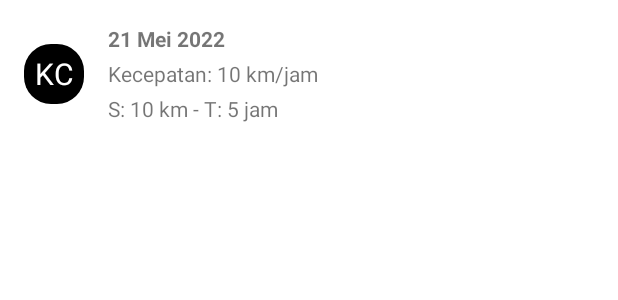
After one commit to amandaputri/HitungKecepatam, an Android app: the layout item_histori.xml on its own in the app's theme, with its tools: preview values and no code run, on a phone screen of 412 x 824 dp. The commit adds this screen. Shown: the top 300 px of the screen. Run offline under Robolectric (Android 15) with nearby library versions, the phone set to English and light mode, and no system bars; Roboto replaces fonts that are not available here.

Commit message:
Menampilkan data dalam bentuk list

```diff
--- a/app/src/main/java/org/d3if2036/hitungkecepatan/model/HistoriViewModel.kt
+++ b/app/src/main/java/org/d3if2036/hitungkecepatan/ui/histori/HistoriViewModel.kt
@@ -1,4 +1,4 @@
-package org.d3if2036.hitungkecepatan.model
+package org.d3if2036.hitungkecepatan.ui.histori
 
 import androidx.lifecycle.ViewModel
 import org.d3if2036.hitungkecepatan.db.KecepatanDao
--- a/app/src/main/java/org/d3if2036/hitungkecepatan/ui/histori/HistoriViewModelFactory.kt
+++ b/app/src/main/java/org/d3if2036/hitungkecepatan/ui/histori/HistoriViewModelFactory.kt
@@ -3,7 +3,6 @@ package org.d3if2036.hitungkecepatan.ui.histori
 import androidx.lifecycle.ViewModel
 import androidx.lifecycle.ViewModelProvider
 import org.d3if2036.hitungkecepatan.db.KecepatanDao
-import org.d3if2036.hitungkecepatan.model.HistoriViewModel
 import java.lang.IllegalArgumentException
 
 class HistoriViewModelFactory(
--- /dev/null
+++ b/app/src/main/res/drawable/circle_background.xml
@@ -0,0 +1,9 @@
+<?xml version="1.0" encoding="utf-8"?>
+<shape xmlns:android="http://schemas.android.com/apk/res/android">
+    android:shape="oval">
+    <solid android:color="@color/black" />
+    <size
+        android:width="36dp"
+        android:height="36dp" />
+    <corners android:radius="18dp" />
+</shape>
--- /dev/null
+++ b/app/src/main/res/layout/item_histori.xml
@@ -0,0 +1,52 @@
+<?xml version="1.0" encoding="utf-8"?>
+<androidx.constraintlayout.widget.ConstraintLayout
+    xmlns:android="http://schemas.android.com/apk/res/android"
+    xmlns:app="http://schemas.android.com/apk/res-auto"
+    xmlns:tools="http://schemas.android.com/tools"
+    android:layout_width="match_parent"
+    android:layout_height="wrap_content">
+    <TextView
+        android:id="@+id/tanggal"
+        android:layout_width="wrap_content"
+        android:layout_height="wrap_content"
+        android:layout_marginStart="16dp"
+        android:layout_marginTop="16dp"
+        android:textStyle="bold"
+        app:layout_constraintStart_toEndOf="@+id/gambar"
+        app:layout_constraintTop_toTopOf="parent"
+        tools:text="21 Mei 2022" />
+    <TextView
+        android:id="@+id/gambar"
+        android:layout_width="40dp"
+        android:layout_height="40dp"
+        android:layout_marginStart="16dp"
+        android:layout_marginTop="8dp"
+        android:layout_marginBottom="8dp"
+        android:background="@drawable/circle_background"
+        android:gravity="center"
+        android:textColor="@color/white"
+        android:textSize="20sp"
+        app:layout_constraintBottom_toBottomOf="parent"
+        app:layout_constraintStart_toStartOf="parent"
+        app:layout_constraintTop_toTopOf="parent"
+        android:text="KC" />
+    <TextView
+        android:id="@+id/kecepatan"
+        android:layout_width="wrap_content"
+        android:layout_height="wrap_content"
+        android:layout_marginTop="4dp"
+        app:layout_constraintStart_toStartOf="@+id/tanggal"
+        app:layout_constraintTop_toBottomOf="@+id/tanggal"
+        tools:text="Kecepatan: 10 km/jam" />
+    <TextView
+        android:id="@+id/dataTextView"
+        android:layout_width="0dp"
+        android:layout_height="wrap_content"
+        android:layout_marginTop="4dp"
+        android:layout_marginBottom="16dp"
+        app:layout_constraintBottom_toBottomOf="parent"
+        app:layout_constraintHorizontal_chainStyle="spread"
+        app:layout_constraintStart_toStartOf="@+id/tanggal"
+        app:layout_constraintTop_toBottomOf="@+id/kecepatan"
+        tools:text="S: 10 km - T: 5 jam" />
+</androidx.constraintlayout.widget.ConstraintLayout>
--- a/app/src/main/res/values/strings.xml
+++ b/app/src/main/res/values/strings.xml
@@ -16,4 +16,10 @@
     <string name="bagikantemp">Jarak : %1$s km\nWaktu : %2$s jam\n\nHasil Kecepatan\n%3$s</string>
     <string name="belum_ada_data">Belum ada data</string>
     <string name="histori">Histori</string>
+    <string name="hasil_x">Hasil Kecepatan: %1$.0f km/jam </string>
+    <string name="data_x">S: %1$.0f km - T: %2$.0f jam</string>
+    <string name="hapus_histori">Hapus Histori</string>
+    <string name="konfirmasi_hapus">Apakah Anda Ingin Menghapus Semua Histori?</string>
+    <string name="hapus">Hapus</string>
+    <string name="batal">Batal</string>
 </resources>
```
Also changed, not shown: app/src/main/java/org/d3if2036/hitungkecepatan/model/HitungKecepatan.kt (added, +8 -0 lines), app/src/main/java/org/d3if2036/hitungkecepatan/ui/histori/HistoriAdapter.kt (added, +66 -0 lines), app/src/main/java/org/d3if2036/hitungkecepatan/ui/histori/HistoriFragment.kt (+12 -2 lines), app/src/main/java/org/d3if2036/hitungkecepatan/ui/hitung/HitungViewModel.kt (+6 -6 lines), app/src/main/res/layout/fragment_histori.xml (+6 -6 lines).
